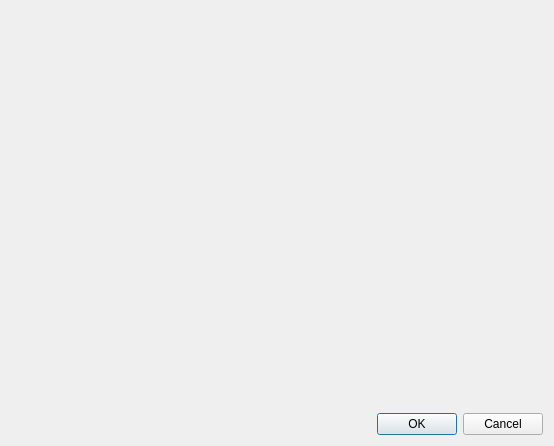
lparchaeology/ArkPlan, file ark/gui/ui/preferences_dialog_base.ui: the form before one commit.
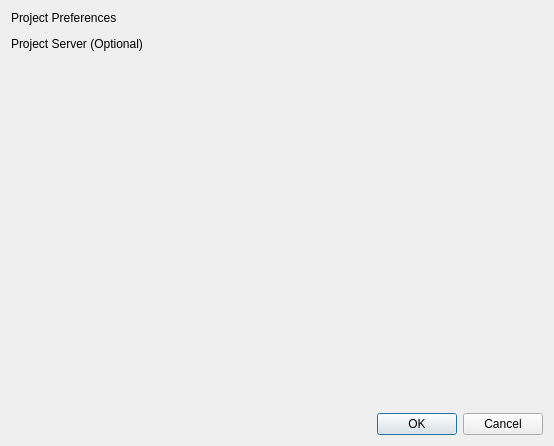
The form after the commit. Custom widgets are drawn as their Qt base class.

Commit message: WIp more refactoring on project wizard

```diff
--- a/ark/gui/ui/preferences_dialog_base.ui
+++ b/ark/gui/ui/preferences_dialog_base.ui
@@ -11,16 +11,10 @@
    </rect>
   </property>
   <property name="windowTitle">
-   <string>Settings</string>
+   <string>Preferences</string>
   </property>
   <layout class="QGridLayout" name="gridLayout">
-   <item row="1" column="0">
-    <widget class="ServerWidget" name="serverWidget" native="true"/>
-   </item>
-   <item row="0" column="0">
-    <widget class="PreferencesWidget" name="preferencesWidget" native="true"/>
-   </item>
-   <item row="3" column="0">
+   <item row="5" column="0">
     <widget class="QDialogButtonBox" name="buttonBox">
      <property name="orientation">
       <enum>Qt::Horizontal</enum>
@@ -30,7 +24,7 @@
      </property>
     </widget>
    </item>
-   <item row="2" column="0">
+   <item row="4" column="0">
     <spacer name="verticalSpacer">
      <property name="orientation">
       <enum>Qt::Vertical</enum>
@@ -43,6 +37,38 @@
      </property>
     </spacer>
    </item>
+   <item row="3" column="0">
+    <widget class="ServerWidget" name="serverWidget" native="true"/>
+   </item>
+   <item row="1" column="0">
+    <widget class="PreferencesWidget" name="preferencesWidget" native="true"/>
+   </item>
+   <item row="2" column="0">
+    <widget class="QLabel" name="serverLabel">
+     <property name="font">
+      <font>
+       <weight>50</weight>
+       <bold>false</bold>
+      </font>
+     </property>
+     <property name="text">
+      <string>Project Server (Optional)</string>
+     </property>
+    </widget>
+   </item>
+   <item row="0" column="0">
+    <widget class="QLabel" name="preferencesLabel">
+     <property name="font">
+      <font>
+       <weight>50</weight>
+       <bold>false</bold>
+      </font>
+     </property>
+     <property name="text">
+      <string>Project Preferences</string>
+     </property>
+    </widget>
+   </item>
   </layout>
  </widget>
  <customwidgets>
```
Left out of the diff: 8 changed lines with no effect on the pictures. The commit also changes 15 other files.
